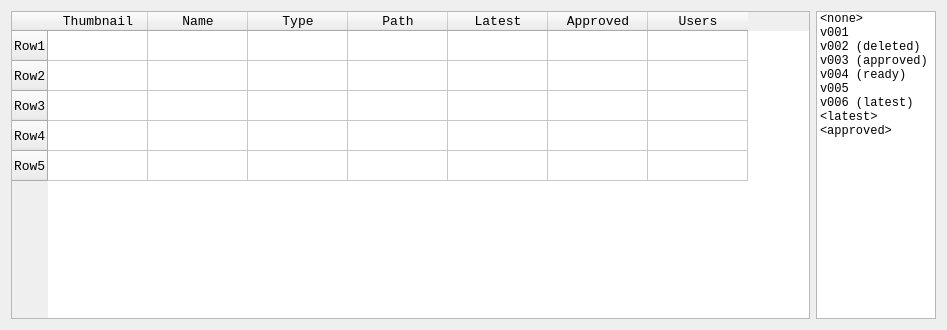
Qt form ui/windows/assetBrowser/forms/assetListView.ui (david-cattermole/qt-learning) before a commit.
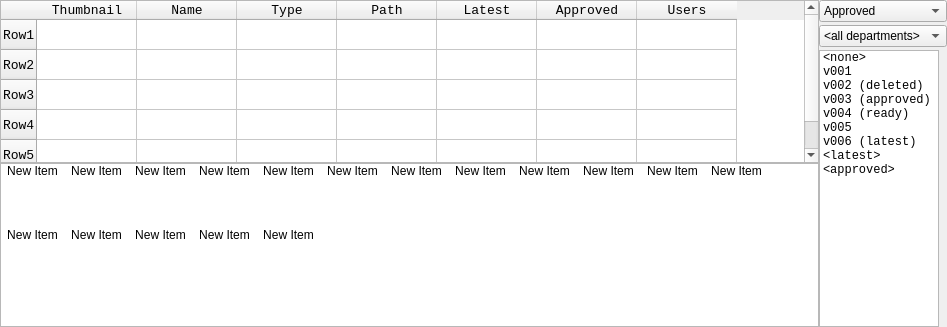
The same form after that commit.

Commit message: Changed UI sizes and orders (for user 'tab' presses). Removed 'type' filter combo box from file browser 'version selector'. Numerious UI changes to Asset Browser - overall shift of space used - tabs of asset details has been reorganised. Merged 'project / sequence / shot' combo boxes into a single widget for easier re-use.

What changed in the file:
```diff
--- a/ui/windows/assetBrowser/forms/assetListView.ui
+++ b/ui/windows/assetBrowser/forms/assetListView.ui
@@ -7,15 +7,24 @@
     <x>0</x>
     <y>0</y>
     <width>947</width>
-    <height>330</height>
+    <height>327</height>
    </rect>
   </property>
   <property name="windowTitle">
    <string>Form</string>
   </property>
   <layout class="QHBoxLayout" name="horizontalLayout">
+   <property name="spacing">
+    <number>0</number>
+   </property>
+   <property name="margin">
+    <number>0</number>
+   </property>
    <item>
-    <layout class="QVBoxLayout" name="verticalLayout_3">
+    <layout class="QVBoxLayout" name="assetTableLayout">
+     <property name="spacing">
+      <number>0</number>
+     </property>
      <item>
       <widget class="QTableWidget" name="tableWidget">
        <property name="font">
@@ -86,12 +95,224 @@
        </column>
       </widget>
      </item>
+     <item>
+      <widget class="QListWidget" name="listWidget">
+       <property name="horizontalScrollBarPolicy">
+        <enum>Qt::ScrollBarAlwaysOff</enum>
+       </property>
+       <property name="movement">
+        <enum>QListView::Static</enum>
+       </property>
+       <property name="flow">
+        <enum>QListView::LeftToRight</enum>
+       </property>
+       <property name="isWrapping" stdset="0">
+        <bool>true</bool>
+       </property>
+       <property name="resizeMode">
+        <enum>QListView::Adjust</enum>
+       </property>
+       <property name="layoutMode">
+        <enum>QListView::Batched</enum>
+       </property>
+       <property name="gridSize">
+        <size>
+         <width>64</width>
+         <height>64</height>
+        </size>
+       </property>
+       <property name="viewMode">
+        <enum>QListView::IconMode</enum>
+       </property>
+       <property name="modelColumn">
+        <number>0</number>
+       </property>
+       <property name="uniformItemSizes">
+        <bool>true</bool>
+       </property>
+       <property name="batchSize">
+        <number>1000</number>
+       </property>
+       <property name="wordWrap">
+        <bool>false</bool>
+       </property>
+       <property name="selectionRectVisible">
+        <bool>true</bool>
+       </property>
+       <item>
+        <property name="text">
+         <string>New Item</string>
+        </property>
+       </item>
+       <item>
+        <property name="text">
+         <string>New Item</string>
+        </property>
+       </item>
+       <item>
+        <property name="text">
+         <string>New Item</string>
+        </property>
+       </item>
+       <item>
+        <property name="text">
+         <string>New Item</string>
+        </property>
+       </item>
+       <item>
+        <property name="text">
+         <string>New Item</string>
+        </property>
+       </item>
+       <item>
+        <property name="text">
+         <string>New Item</string>
+        </property>
+       </item>
+       <item>
+        <property name="text">
+         <string>New Item</string>
+        </property>
+       </item>
+       <item>
+        <property name="text">
+         <string>New Item</string>
+        </property>
+       </item>
+       <item>
+        <property name="text">
+         <string>New Item</string>
+        </property>
+       </item>
+       <item>
+        <property name="text">
+         <string>New Item</string>
+        </property>
+       </item>
+       <item>
+        <property name="text">
+         <string>New Item</string>
+        </property>
+       </item>
+       <item>
+        <property name="text">
+         <string>New Item</string>
+        </property>
+       </item>
+       <item>
+        <property name="text">
+         <string>New Item</string>
+        </property>
+       </item>
+       <item>
+        <property name="text">
+         <string>New Item</string>
+        </property>
+       </item>
+       <item>
+        <property name="text">
+         <string>New Item</string>
+        </property>
+       </item>
+       <item>
+        <property name="text">
+         <string>New Item</string>
+        </property>
+       </item>
+       <item>
+        <property name="text">
+         <string>New Item</string>
+        </property>
+       </item>
+      </widget>
+     </item>
     </layout>
    </item>
    <item>
-    <widget class="QListWidget" name="listWidget_12">
+    <layout class="QVBoxLayout" name="versionListLayout">
+     <property name="spacing">
+      <number>3</number>
+     </property>
+     <property name="sizeConstraint">
+      <enum>QLayout::SetDefaultConstraint</enum>
+     </property>
+     <item>
+      <widget class="QComboBox" name="comboBox">
+       <item>
+        <property name="text">
+         <string>Approved</string>
+        </property>
+       </item>
+       <item>
+        <property name="text">
+         <string>Latest</string>
+        </property>
+       </item>
+       <item>
+        <property name="text">
+         <string>Deleted</string>
+        </property>
+       </item>
+       <item>
+        <property name="text">
+         <string>Custom</string>
+        </property>
+       </item>
+      </widget>
+     </item>
+     <item>
+      <widget class="QComboBox" name="comboBox_2">
+       <item>
+        <property name="text">
+         <string>&lt;all departments&gt;</string>
+        </property>
+       </item>
+       <item>
+        <property name="text">
+         <string>Layout</string>
+        </property>
+       </item>
+       <item>
+        <property name="text">
+         <string>Animation</string>
+        </property>
+       </item>
+       <item>
+        <property name="text">
+         <string>Camera</string>
+        </property>
+       </item>
+       <item>
+        <property name="text">
+         <string>Light</string>
+        </property>
+       </item>
+       <item>
+        <property name="text">
+         <string>FX</string>
+        </property>
+       </item>
+       <item>
+        <property name="text">
+         <string>Rigging</string>
+        </property>
+       </item>
+       <item>
+        <property name="text">
+         <string>Model</string>
+        </property>
+       </item>
+       <item>
+        <property name="text">
+         <string>LookDev</string>
+        </property>
+       </item>
+      </widget>
+     </item>
+     <item>
+      <widget class="QListWidget" name="versionListWidget">
      <property name="sizePolicy">
-      <sizepolicy hsizetype="Expanding" vsizetype="Expanding">
+        <sizepolicy hsizetype="Minimum" vsizetype="Expanding">
        <horstretch>0</horstretch>
        <verstretch>0</verstretch>
       </sizepolicy>
@@ -160,6 +381,8 @@
       </property>
      </item>
     </widget>
+     </item>
+    </layout>
    </item>
   </layout>
  </widget>
```
Left out of the diff: 5 changed lines with no effect on the pictures. Lines whose indentation alone changed are shown as unchanged. The commit also changes 20 other files.
